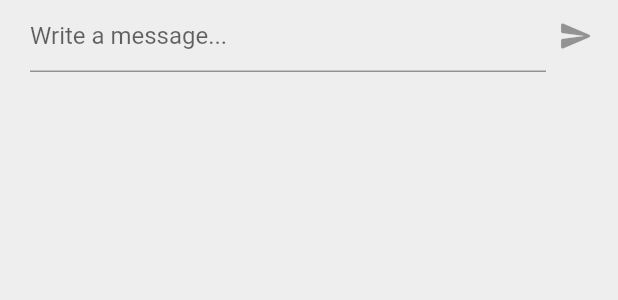
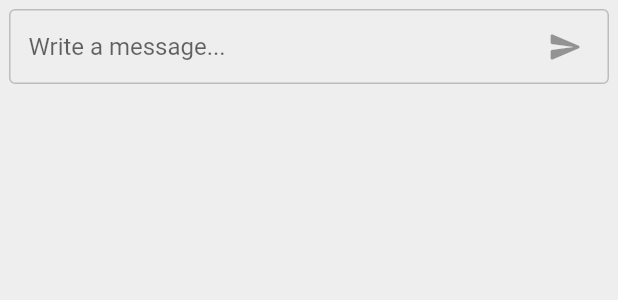
Before and after one commit to derekcoder/oneapp, a Flutter app: the _ChatView widget shown alone on an empty page, opened directly, on a phone screen of 412 x 824 dp. Shown: the top 300 px of the screen. Run offline on Flutter 3.47's test engine with Material 2 defaults, Android fonts, the light colour scheme and no system bars; our stand-ins replace shared_preferences; accounts and stored records are empty.

Commit message:
Update chat input view

```diff
--- a/lib/subapps/chatgpt_page.dart
+++ b/lib/subapps/chatgpt_page.dart
@@ -96,7 +96,7 @@ class _ChatView extends StatelessWidget {
 
   Widget _buildMessagesList(BuildContext context, _ViewModel viewModel) {
     return ListView.separated(
-      padding: const EdgeInsets.symmetric(vertical: 16),
+      padding: const EdgeInsets.symmetric(vertical: 6),
       itemCount: viewModel.messages.length,
       itemBuilder: (context, index) {
         final message = viewModel.messages[index];
@@ -154,9 +154,19 @@ class _ChatView extends StatelessWidget {
   }
 
   Widget _buildChatInputView(_ViewModel viewModel) {
-    return Row(
+    return Container(
+      margin: const EdgeInsets.only(left: 6, right: 6, top: 6),
+      decoration: BoxDecoration(
+        border: Border.all(
+          color: Colors.grey[400]!,
+        ),
+        borderRadius: const BorderRadius.all(
+          Radius.circular(4),
+        ),
+      ),
+      child: Row(
         children: [
-        const SizedBox(width: 20),
+          const SizedBox(width: 12),
           Expanded(
             child: TextField(
               enabled: !viewModel.sending,
@@ -170,6 +180,7 @@ class _ChatView extends StatelessWidget {
                 }
               },
               decoration: const InputDecoration(
+                border: InputBorder.none,
                 hintText: 'Write a message...',
               ),
             ),
@@ -182,7 +193,8 @@ class _ChatView extends StatelessWidget {
                     onPressed: viewModel.chatController.text.trim().isEmpty
                         ? null
                         : () async {
-                          final content = viewModel.chatController.text.trim();
+                            final content =
+                                viewModel.chatController.text.trim();
                             if (content.isNotEmpty) {
                               await viewModel.sendMessage(content);
                             }
@@ -192,6 +204,7 @@ class _ChatView extends StatelessWidget {
           ),
           const SizedBox(width: 8),
         ],
+      ),
     );
   }
 }
```
Lines whose indentation alone changed are shown as unchanged.
